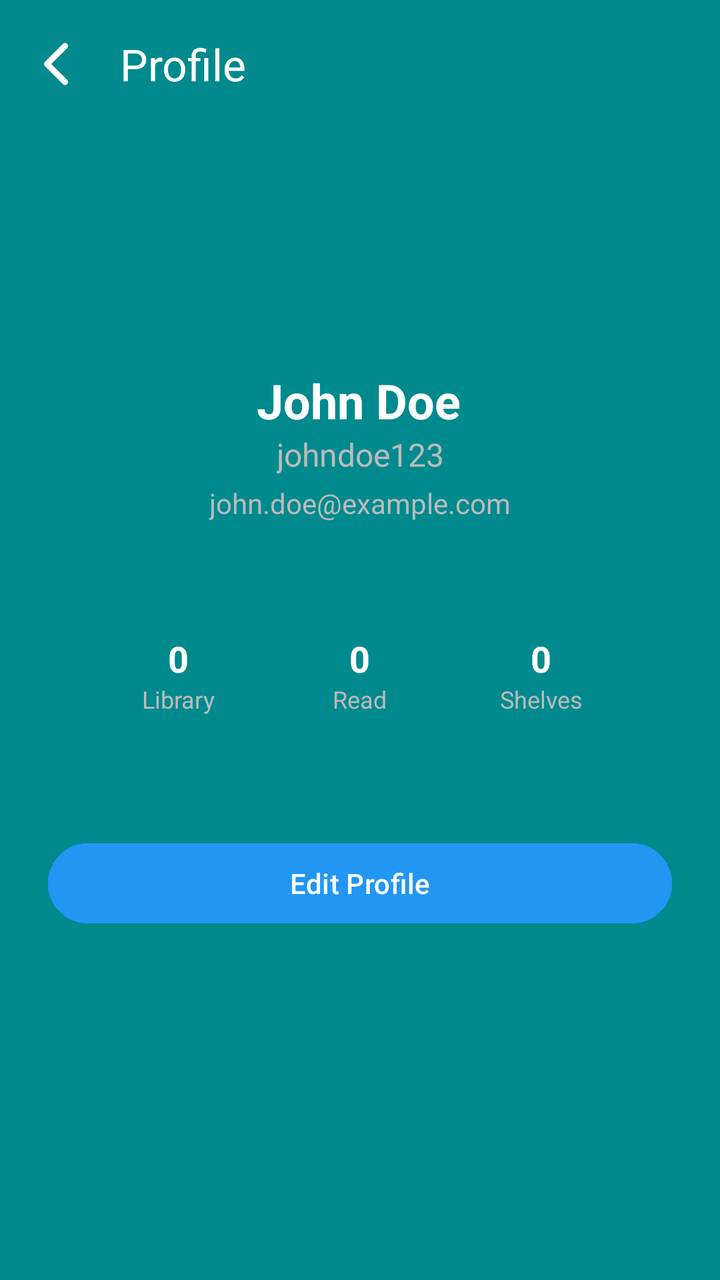
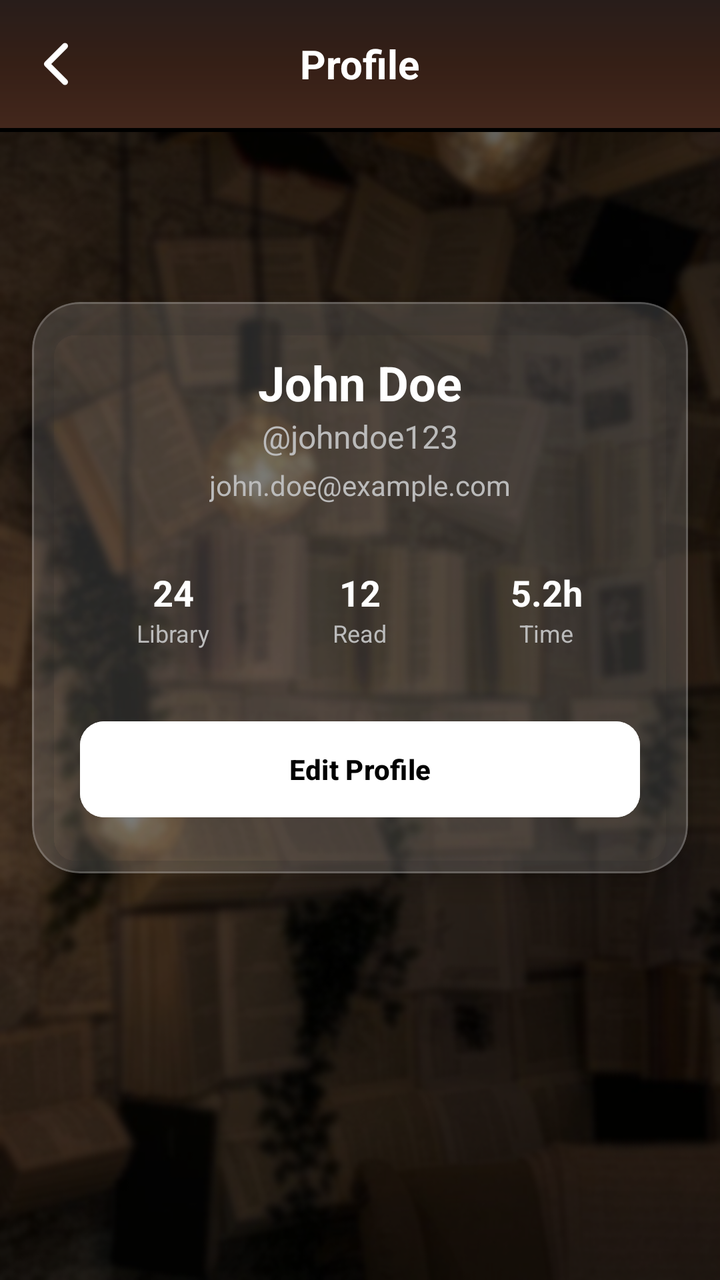

Two renders of the same Android screen: before a commit and after it. Below are the layout's source before the change and the commit's diff.
<!-- AndroidManifest.xml: application theme Theme.Bookshelf -->
<!-- res/layout/activity_profile.xml -->
<?xml version="1.0" encoding="utf-8"?>
<androidx.constraintlayout.widget.ConstraintLayout
    xmlns:android="http://schemas.android.com/apk/res/android"
    xmlns:app="http://schemas.android.com/apk/res-auto"
    android:layout_width="match_parent"
    android:layout_height="match_parent"
    android:background="@color/background">

    <androidx.appcompat.widget.Toolbar
        android:id="@+id/toolbar"
        android:layout_width="match_parent"
        android:layout_height="?attr/actionBarSize"
        android:background="?attr/colorPrimary"
        app:title="Profile"
        android:backgroundTint="@color/background"
        app:titleTextColor="#FFFFFF"
        app:navigationIcon="@drawable/chevron_back"
        app:navigationIconTint="@color/white"
        app:layout_constraintTop_toTopOf="parent" />

    <TextView
        android:id="@+id/profileRealName"
        android:layout_width="wrap_content"
        android:layout_height="wrap_content"
        android:layout_marginTop="184dp"
        android:text="John Doe"
        android:textColor="#FFFFFF"
        android:textSize="24sp"
        android:textStyle="bold"
        app:layout_constraintEnd_toEndOf="parent"
        app:layout_constraintHorizontal_bias="0.498"
        app:layout_constraintStart_toStartOf="parent"
        app:layout_constraintTop_toTopOf="parent" />

    <TextView
        android:id="@+id/profileUsername"
        android:layout_width="wrap_content"
        android:layout_height="wrap_content"
        android:text="johndoe123"
        android:textColor="@color/hint_grey"
        android:textSize="16sp"
        app:layout_constraintEnd_toEndOf="parent"
        app:layout_constraintStart_toStartOf="parent"
        app:layout_constraintTop_toBottomOf="@+id/profileRealName" />

    <TextView
        android:id="@+id/profileEmail"
        android:layout_width="wrap_content"
        android:layout_height="wrap_content"
        android:layout_marginTop="4dp"
        android:text="john.doe@example.com"
        android:textColor="@color/hint_grey"
        android:textSize="14sp"
        app:layout_constraintEnd_toEndOf="parent"
        app:layout_constraintStart_toStartOf="parent"
        app:layout_constraintTop_toBottomOf="@+id/profileUsername" />

    <LinearLayout
        android:id="@+id/statsSection"
        android:layout_width="0dp"
        android:layout_height="wrap_content"
        android:layout_marginHorizontal="24dp"
        android:layout_marginTop="36dp"
        android:orientation="horizontal"
        android:padding="20dp"
        android:weightSum="3"
        app:layout_constraintEnd_toEndOf="parent"
        app:layout_constraintStart_toStartOf="parent"
        app:layout_constraintTop_toBottomOf="@+id/profileEmail">

        <LinearLayout
            android:layout_width="0dp"
            android:layout_height="wrap_content"
            android:layout_weight="1"
            android:gravity="center"
            android:orientation="vertical">

            <TextView
                android:id="@+id/countLibrary"
                android:layout_width="wrap_content"
                android:layout_height="wrap_content"
                android:text="0"
                android:textColor="#FFFFFF"
                android:textSize="18sp"
                android:textStyle="bold" />

            <TextView
                android:layout_width="wrap_content"
                android:layout_height="wrap_content"
                android:text="Library"
                android:textColor="@color/hint_grey"
                android:textSize="12sp" />
        </LinearLayout>

        <LinearLayout
            android:layout_width="0dp"
            android:layout_height="wrap_content"
            android:layout_weight="1"
            android:gravity="center"
            android:orientation="vertical">

            <TextView
                android:id="@+id/countRead"
                android:layout_width="wrap_content"
                android:layout_height="wrap_content"
                android:text="0"
                android:textColor="#FFFFFF"
                android:textSize="18sp"
                android:textStyle="bold" />

            <TextView
                android:layout_width="wrap_content"
                android:layout_height="wrap_content"
                android:text="Read"
                android:textColor="@color/hint_grey"
                android:textSize="12sp" />
        </LinearLayout>

        <LinearLayout
            android:layout_width="0dp"
            android:layout_height="wrap_content"
            android:layout_weight="1"
            android:gravity="center"
            android:orientation="vertical">

            <TextView
                android:id="@+id/countShelves"
                android:layout_width="wrap_content"
                android:layout_height="wrap_content"
                android:text="0"
                android:textColor="#FFFFFF"
                android:textSize="18sp"
                android:textStyle="bold" />

            <TextView
                android:layout_width="wrap_content"
                android:layout_height="wrap_content"
                android:text="Shelves"
                android:textColor="@color/hint_grey"
                android:textSize="12sp" />
        </LinearLayout>
    </LinearLayout>

    <com.google.android.material.button.MaterialButton
        android:id="@+id/btn_edit_profile"
        android:layout_width="0dp"
        android:layout_height="wrap_content"
        android:layout_marginTop="40dp"
        android:text="Edit Profile"
        android:backgroundTint="@color/button_blue"
        android:textColor="#FFFFFF"
        app:cornerRadius="25dp"
        app:layout_constraintEnd_toEndOf="@+id/statsSection"
        app:layout_constraintStart_toStartOf="@+id/statsSection"
        app:layout_constraintTop_toBottomOf="@+id/statsSection" />



</androidx.constraintlayout.widget.ConstraintLayout>
<!-- resources referenced by this layout -->
<resources>
  <color name="background">#008A8E</color>
  <color name="button_blue">#2196f3</color>
  <color name="hint_grey">#BBBBBB</color>
  <color name="white">#FFFFFFFF</color>
  <!-- drawable chevron_back (drawable) -->
  <vector xmlns:android="http://schemas.android.com/apk/res/android"
      android:width="32dp"
      android:height="32dp"
      android:viewportWidth="512"
      android:viewportHeight="512">
    <path
        android:pathData="M328,112l-144,144l144,144"
        android:strokeLineJoin="round"
        android:strokeWidth="48"
        android:fillColor="#00000000"
        android:strokeColor="@color/white"
        android:strokeLineCap="round"/>
  </vector>
  <style name="Theme.Bookshelf" parent="Base.Theme.Bookshelf" />
  <style name="Base.Theme.Bookshelf" parent="Theme.Material3.DayNight.NoActionBar">
          
          
      </style>
</resources>

<!-- the commit's change to res/layout/activity_profile.xml (unified diff, before → after) -->
@@ -2,158 +2,192 @@
 <androidx.constraintlayout.widget.ConstraintLayout
     xmlns:android="http://schemas.android.com/apk/res/android"
     xmlns:app="http://schemas.android.com/apk/res-auto"
+    xmlns:tools="http://schemas.android.com/tools"
     android:layout_width="match_parent"
     android:layout_height="match_parent"
-    android:background="@color/background">
+    android:background="@drawable/background">
 
     <androidx.appcompat.widget.Toolbar
+        android:text=" "
+        app:title=" "
         android:id="@+id/toolbar"
         android:layout_width="match_parent"
         android:layout_height="?attr/actionBarSize"
-        android:background="?attr/colorPrimary"
-        app:title="Profile"
-        android:backgroundTint="@color/background"
-        app:titleTextColor="#FFFFFF"
+        android:background="@drawable/blurred_brown_gradient"
+        android:theme="@style/ThemeOverlay.AppCompat.Dark.ActionBar"
         app:navigationIcon="@drawable/chevron_back"
         app:navigationIconTint="@color/white"
-        app:layout_constraintTop_toTopOf="parent" />
+        app:layout_constraintTop_toTopOf="parent">
 
-    <TextView
-        android:id="@+id/profileRealName"
-        android:layout_width="wrap_content"
+        <TextView
+            android:layout_width="wrap_content"
+            android:layout_height="wrap_content"
+            android:layout_gravity="center"
+            android:text="Profile"
+            android:textColor="@color/white"
+            android:textSize="20sp"
+            android:textStyle="bold" />
+    </androidx.appcompat.widget.Toolbar>
+
+    <View
+        android:id="@+id/toolbar_line"
+        android:layout_width="match_parent"
+        android:layout_height="2dp"
+        android:background="@color/black"
+        app:layout_constraintTop_toBottomOf="@id/toolbar" />
+
+    <com.google.android.material.card.MaterialCardView
+        android:id="@+id/profileCard"
+        android:layout_width="match_parent"
         android:layout_height="wrap_content"
-        android:layout_marginTop="184dp"
-        android:text="John Doe"
-        android:textColor="#FFFFFF"
-        android:textSize="24sp"
-        android:textStyle="bold"
-        app:layout_constraintEnd_toEndOf="parent"
-        app:layout_constraintHorizontal_bias="0.498"
-        app:layout_constraintStart_toStartOf="parent"
-        app:layout_constraintTop_toTopOf="parent" />
+        android:layout_marginHorizontal="16dp"
+        app:cardBackgroundColor="#26FFFFFF"
+        app:cardCornerRadius="24dp"
+        app:cardElevation="8dp"
+        app:strokeColor="#33FFFFFF"
+        app:strokeWidth="1dp"
+        app:layout_constraintBottom_toBottomOf="parent"
+        app:layout_constraintTop_toBottomOf="@id/toolbar"
+        app:layout_constraintVertical_bias="0.3">
 
-    <TextView
-        android:id="@+id/profileUsername"
-        android:layout_width="wrap_content"
-        android:layout_height="wrap_content"
-        android:text="johndoe123"
-        android:textColor="@color/hint_grey"
-        android:textSize="16sp"
-        app:layout_constraintEnd_toEndOf="parent"
-        app:layout_constraintStart_toStartOf="parent"
-        app:layout_constraintTop_toBottomOf="@+id/profileRealName" />
-
-    <TextView
-        android:id="@+id/profileEmail"
-        android:layout_width="wrap_content"
-        android:layout_height="wrap_content"
-        android:layout_marginTop="4dp"
-        android:text="john.doe@example.com"
-        android:textColor="@color/hint_grey"
-        android:textSize="14sp"
-        app:layout_constraintEnd_toEndOf="parent"
-        app:layout_constraintStart_toStartOf="parent"
-        app:layout_constraintTop_toBottomOf="@+id/profileUsername" />
-
-    <LinearLayout
-        android:id="@+id/statsSection"
-        android:layout_width="0dp"
-        android:layout_height="wrap_content"
-        android:layout_marginHorizontal="24dp"
-        android:layout_marginTop="36dp"
-        android:orientation="horizontal"
-        android:padding="20dp"
-        android:weightSum="3"
-        app:layout_constraintEnd_toEndOf="parent"
-        app:layout_constraintStart_toStartOf="parent"
-        app:layout_constraintTop_toBottomOf="@+id/profileEmail">
-
-        <LinearLayout
-            android:layout_width="0dp"
+        <androidx.constraintlayout.widget.ConstraintLayout
+            android:layout_width="match_parent"
             android:layout_height="wrap_content"
-            android:layout_weight="1"
-            android:gravity="center"
-            android:orientation="vertical">
+            android:padding="24dp">
 
             <TextView
-                android:id="@+id/countLibrary"
+                android:id="@+id/profileRealName"
                 android:layout_width="wrap_content"
                 android:layout_height="wrap_content"
-                android:text="0"
+                android:text="John Doe"
                 android:textColor="#FFFFFF"
-                android:textSize="18sp"
-                android:textStyle="bold" />
+                android:textSize="24sp"
+                android:textStyle="bold"
+                app:layout_constraintEnd_toEndOf="parent"
+                app:layout_constraintStart_toStartOf="parent"
+                app:layout_constraintTop_toTopOf="parent" />
 
             <TextView
+                android:id="@+id/profileUsername"
                 android:layout_width="wrap_content"
                 android:layout_height="wrap_content"
-                android:text="Library"
+                android:text="@johndoe123"
                 android:textColor="@color/hint_grey"
-                android:textSize="12sp" />
-        </LinearLayout>
-
-        <LinearLayout
-            android:layout_width="0dp"
-            android:layout_height="wrap_content"
-            android:layout_weight="1"
-            android:gravity="center"
-            android:orientation="vertical">
+                android:textSize="16sp"
+                app:layout_constraintEnd_toEndOf="parent"
+                app:layout_constraintStart_toStartOf="parent"
+                app:layout_constraintTop_toBottomOf="@+id/profileRealName" />
 
             <TextView
-                android:id="@+id/countRead"
+                android:id="@+id/profileEmail"
                 android:layout_width="wrap_content"
                 android:layout_height="wrap_content"
-                android:text="0"
-                android:textColor="#FFFFFF"
-                android:textSize="18sp"
-                android:textStyle="bold" />
+                android:layout_marginTop="4dp"
+                android:text="john.doe@example.com"
+                android:textColor="@color/hint_grey"
+                android:textSize="14sp"
+                app:layout_constraintEnd_toEndOf="parent"
+                app:layout_constraintStart_toStartOf="parent"
+                app:layout_constraintTop_toBottomOf="@+id/profileUsername" />
 
-            <TextView
-                android:layout_width="wrap_content"
+            <LinearLayout
+                android:id="@+id/statsSection"
+                android:layout_width="0dp"
                 android:layout_height="wrap_content"
-                android:text="Read"
-                android:textColor="@color/hint_grey"
-                android:textSize="12sp" />
-        </LinearLayout>
+                android:layout_marginTop="32dp"
+                android:orientation="horizontal"
+                android:weightSum="3"
+                app:layout_constraintEnd_toEndOf="parent"
+                app:layout_constraintStart_toStartOf="parent"
+                app:layout_constraintTop_toBottomOf="@+id/profileEmail">
 
-        <LinearLayout
-            android:layout_width="0dp"
-            android:layout_height="wrap_content"
-            android:layout_weight="1"
-            android:gravity="center"
-            android:orientation="vertical">
+                <LinearLayout
+                    android:layout_width="0dp"
+                    android:layout_height="wrap_content"
+                    android:layout_weight="1"
+                    android:gravity="center"
+                    android:orientation="vertical">
 
-            <TextView
-                android:id="@+id/countShelves"
-                android:layout_width="wrap_content"
-                android:layout_height="wrap_content"
-                android:text="0"
-                android:textColor="#FFFFFF"
-                android:textSize="18sp"
-                android:textStyle="bold" />
+                    <TextView
+                        android:id="@+id/countLibrary"
+                        android:layout_width="wrap_content"
+                        android:layout_height="wrap_content"
+                        android:text="24"
+                        android:textColor="#FFFFFF"
+                        android:textSize="18sp"
+                        android:textStyle="bold" />
 
-            <TextView
-                android:layout_width="wrap_content"
-                android:layout_height="wrap_content"
-                android:text="Shelves"
-                android:textColor="@color/hint_grey"
-                android:textSize="12sp" />
-        </LinearLayout>
-    </LinearLayout>
+                    <TextView
+                        android:layout_width="wrap_content"
+                        android:layout_height="wrap_content"
+                        android:text="Library"
+                        android:textColor="@color/hint_grey"
+                        android:textSize="12sp" />
+                </LinearLayout>
 
-    <com.google.android.material.button.MaterialButton
-        android:id="@+id/btn_edit_profile"
-        android:layout_width="0dp"
-        android:layout_height="wrap_content"
-        android:layout_marginTop="40dp"
-        android:text="Edit Profile"
-        android:backgroundTint="@color/button_blue"
-        android:textColor="#FFFFFF"
-        app:cornerRadius="25dp"
-        app:layout_constraintEnd_toEndOf="@+id/statsSection"
-        app:layout_constraintStart_toStartOf="@+id/statsSection"
-        app:layout_constraintTop_toBottomOf="@+id/statsSection" />
+                <LinearLayout
+                    android:layout_width="0dp"
+                    android:layout_height="wrap_content"
+                    android:layout_weight="1"
+                    android:gravity="center"
+                    android:orientation="vertical">
 
+                    <TextView
+                        android:id="@+id/countRead"
+                        android:layout_width="wrap_content"
+                        android:layout_height="wrap_content"
+                        android:text="12"
+                        android:textColor="#FFFFFF"
+                        android:textSize="18sp"
+                        android:textStyle="bold" />
 
+                    <TextView
+                        android:layout_width="wrap_content"
+                        android:layout_height="wrap_content"
+                        android:text="Read"
+                        android:textColor="@color/hint_grey"
+                        android:textSize="12sp" />
+                </LinearLayout>
+
+                <LinearLayout
+                    android:layout_width="0dp"
+                    android:layout_height="wrap_content"
+                    android:layout_weight="1"
+                    android:gravity="center"
+                    android:orientation="vertical">
+
+                    <TextView
+                        android:id="@+id/readingTime"
+                        android:layout_width="wrap_content"
+                        android:layout_height="wrap_content"
+                        android:text="5.2h"
+                        android:textColor="#FFFFFF"
+                        android:textSize="18sp"
+                        android:textStyle="bold" />
+
+                    <TextView
+                        android:layout_width="wrap_content"
+                        android:layout_height="wrap_content"
+                        android:text="Time"
+                        android:textColor="@color/hint_grey"
+                        android:textSize="12sp" />
+                </LinearLayout>
+            </LinearLayout>
+
+            <com.google.android.material.button.MaterialButton
+                android:id="@+id/btn_edit_profile"
+                android:layout_width="match_parent"
+                android:layout_height="56dp"
+                android:layout_marginTop="32dp"
+                android:text="Edit Profile"
+                android:backgroundTint="@color/white"
+                android:textColor="@color/black"
+                android:textStyle="bold"
+                app:cornerRadius="12dp"
+                app:layout_constraintTop_toBottomOf="@+id/statsSection"
+                app:layout_constraintBottom_toBottomOf="parent" />
+
+        </androidx.constraintlayout.widget.ConstraintLayout>
+    </com.google.android.material.card.MaterialCardView>
 
 </androidx.constraintlayout.widget.ConstraintLayout>
<!-- resource entries referenced after the edit -->
@@ -1,9 +1,22 @@
 <!-- resources referenced by this layout -->
 <resources>
-  <color name="background">#008A8E</color>
-  <color name="button_blue">#2196f3</color>
+  <color name="black">#FF000000</color>
   <color name="hint_grey">#BBBBBB</color>
   <color name="white">#FFFFFFFF</color>
+  <!-- drawable background: png bitmap (drawable, 415359 bytes) -->
+  <!-- drawable blurred_brown_gradient (drawable) -->
+  <?xml version="1.0" encoding="utf-8"?>
+  
+  <shape xmlns:android="http://schemas.android.com/apk/res/android"
+      android:shape="rectangle">
+      <gradient
+          android:type="linear"
+          android:angle="270"
+          android:gradientRadius="600dp"
+          android:startColor="#281D1A"
+          android:centerColor="#351F16"
+          android:endColor="#43271C" />
+  </shape>
   <!-- drawable chevron_back (drawable) -->
   <vector xmlns:android="http://schemas.android.com/apk/res/android"
       android:width="32dp"
